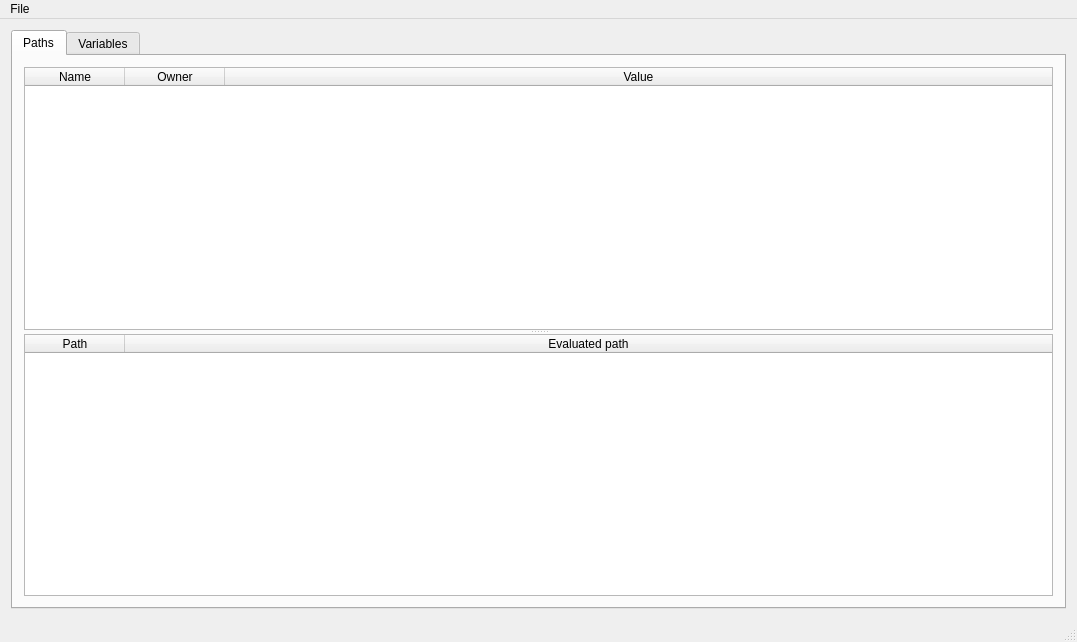
The window that MainWindow.ui (Flamaros/WinEnvironmentVariables) describes before a commit, drawn with Qt 5.
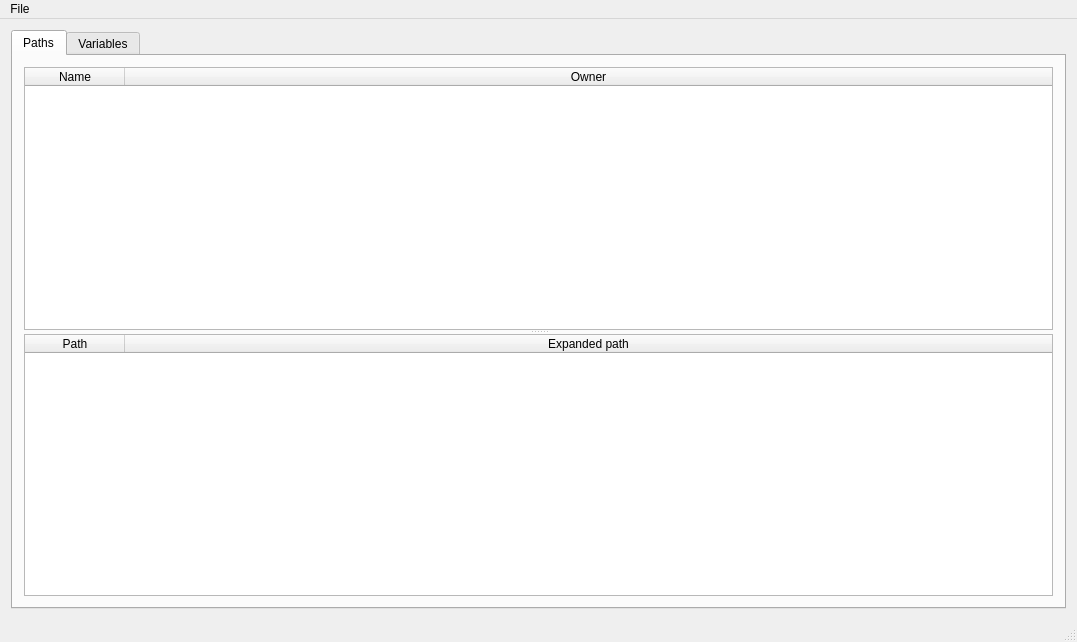
The same window after the commit.

```diff
--- a/MainWindow.ui
+++ b/MainWindow.ui
@@ -56,11 +56,6 @@
              <string>Owner</string>
             </property>
            </column>
-           <column>
-            <property name="text">
-             <string>Value</string>
-            </property>
-           </column>
           </widget>
           <widget class="QTableWidget" name="pathValuesTable">
            <property name="alternatingRowColors">
@@ -82,7 +77,7 @@
            </column>
            <column>
             <property name="text">
-             <string>Evaluated path</string>
+             <string>Expanded path</string>
             </property>
            </column>
           </widget>
```
Left out of the diff: 5 changed lines with no effect on the pictures.
